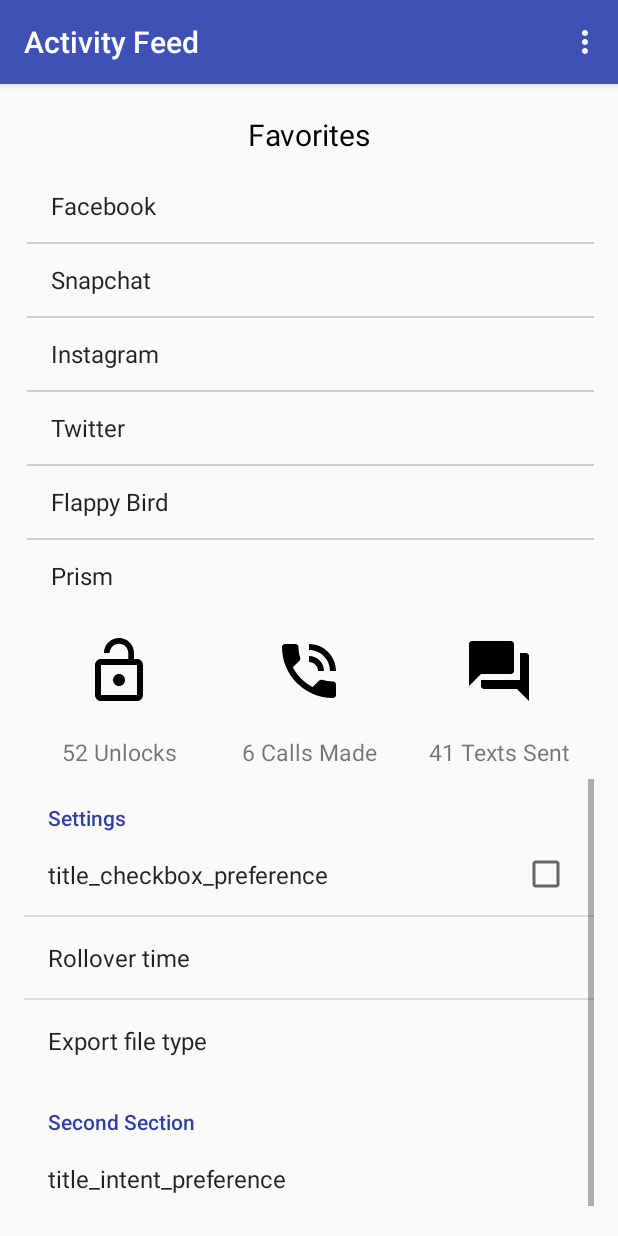
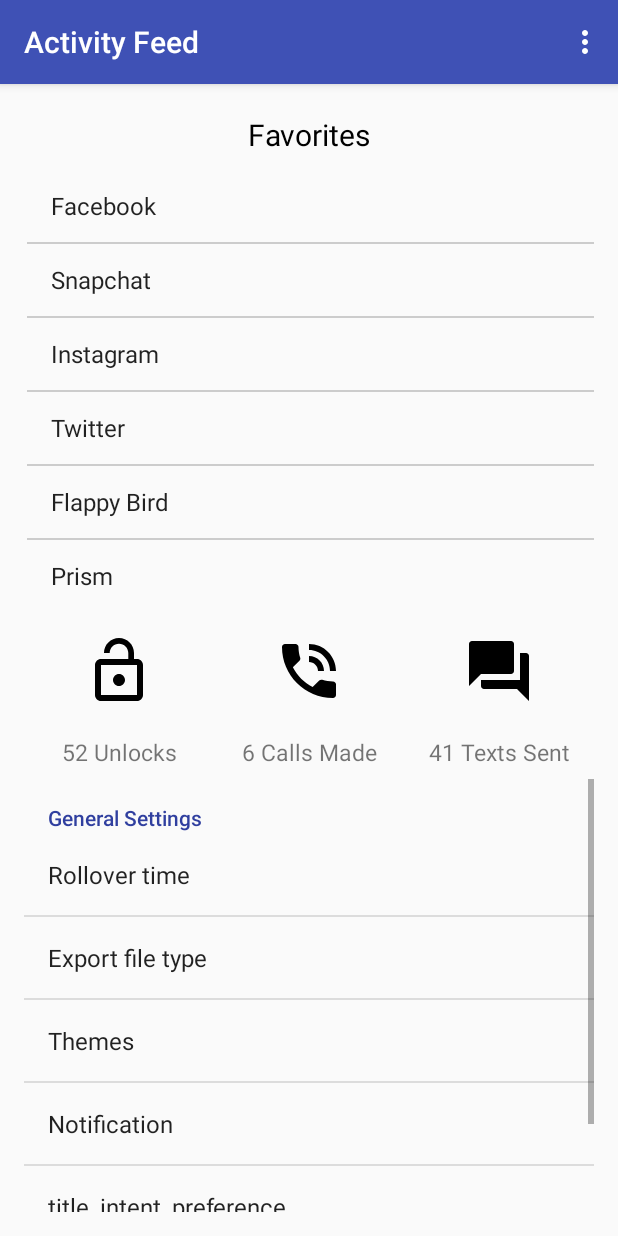
Before and after one commit to zmz0305/cs465_project, an Android app: the fragment SettingsFragment placed in its activity, on a phone screen of 412 x 824 dp. Run offline under Robolectric (Android 15) with nearby library versions, the phone set to English and light mode, and no system bars; libraries missing offline, so code that uses them is left out: com.github.mikephil.charting; plain views replace BarChart; 24 statements that could not run were skipped.

Commit message:
new settings screen and setups

```diff
--- a/app/src/main/res/values/strings.xml
+++ b/app/src/main/res/values/strings.xml
@@ -37,20 +37,26 @@
     <string name="mod_button3_text">41 Texts Sent</string>
 
 
-    <string name="title_first_section">Settings</string>
+    <string name="title_first_section">General Settings</string>
     <string name="title_checkbox_preference">title_checkbox_preference</string>
     <string name="default_checkbox_preference">default_checkbox_preference</string>
     <string name="title_edittext_preference">title_edittext_preference</string>
     <string name="summary_edittext_preference">summary_edittext_preference</string>
     <string name="dialog_title_edittext_preference">dialog_title_edittext_preference</string>
-    <string name="title_second_section">Second Section</string>
+    <string name="title_second_section">Notification</string>
     <string name="title_list_preference">Rollover time</string>
     <string name="title_list_preference2">Export file type</string>
-    <string name="dialog_title_list_preference">dialog_title_list_preference</string>
+    <string name="rollover_title">Rollover time</string>
+    <string name="exportfile_title">Export File type</string>
     <string-array name="roll_over_time_list">
         <item>1 Day</item>
         <item>1 Week</item>
         <item>1 Month</item>
+    </string-array>
+    <string-array name="export_file_type_list">
+        <item>.csv</item>
+        <item>.xsl</item>
+        <item>.xml</item>
     </string-array>
     <string-array name="notification_type_list">
         <item>off</item>
--- a/app/src/main/res/xml/settings.xml
+++ b/app/src/main/res/xml/settings.xml
@@ -3,37 +3,45 @@
 
     <PreferenceCategory
         android:title="@string/title_first_section">
-        <CheckBoxPreference
-            android:key="checkbox_preference"
-            android:title="@string/title_checkbox_preference"
-            android:defaultValue="@string/default_checkbox_preference"/>
+        <!--<CheckBoxPreference-->
+            <!--android:key="checkbox_preference"-->
+            <!--android:title="@string/title_checkbox_preference"-->
+            <!--android:defaultValue="@string/default_checkbox_preference"/>-->
 
         <ListPreference
             android:key="list_preference"
             android:title="@string/title_list_preference"
-            android:dialogTitle="@string/dialog_title_list_preference"
+            android:dialogTitle="@string/rollover_title"
             android:entries="@array/roll_over_time_list"
             android:entryValues="@array/roll_over_time_list" />
         <ListPreference
             android:key="list_preference"
             android:title="@string/title_list_preference2"
-            android:dialogTitle="@string/dialog_title_list_preference"
-            android:entries="@array/roll_over_time_list"
-            android:entryValues="@array/roll_over_time_list" />
+            android:dialogTitle="@string/exportfile_title"
+            android:entries="@array/export_file_type_list"
+            android:entryValues="@array/export_file_type_list" />
+        <ListPreference
+            android:key="list_preference"
+            android:title="Themes"/>
+        <ListPreference
+            android:key="list_preference"
+            android:title="Notification"
+            android:dialogTitle="Notification"
+            android:entries="@array/notification_type_list"
+            android:entryValues="@array/notification_type_list" />
+        <Preference
+            android:title="@string/title_intent_preference">
+            <intent android:action="com.cs465.uiuc.cs465_project.About" />
+        </Preference>
+
+        <Preference
+            android:title="@string/title_intent_preference">
+            <intent android:action="com.cs465.uiuc.cs465_project.About" />
+        </Preference>
+
 
     </PreferenceCategory>
 
-    <PreferenceCategory
-        android:title="@string/title_second_section">
 
 
-
-        <Preference
-            android:title="@string/title_intent_preference">
-            <intent android:action="android.intent.action.VIEW"
-                android:data="http://codepath.com/" />
-        </Preference>
-
-    </PreferenceCategory>
-
 </PreferenceScreen>
```
Also changed, not shown: app/src/main/AndroidManifest.xml (+16 -4 lines), app/src/main/java/com/cs465/uiuc/cs465_project/AboutActivity.java (added, +13 -0 lines), app/src/main/java/com/cs465/uiuc/cs465_project/ParentalControlActivity.java (added, +13 -0 lines), app/src/main/res/layout/activity_about.xml (added, +24 -0 lines), app/src/main/res/layout/activity_parental_control.xml (added, +13 -0 lines).
